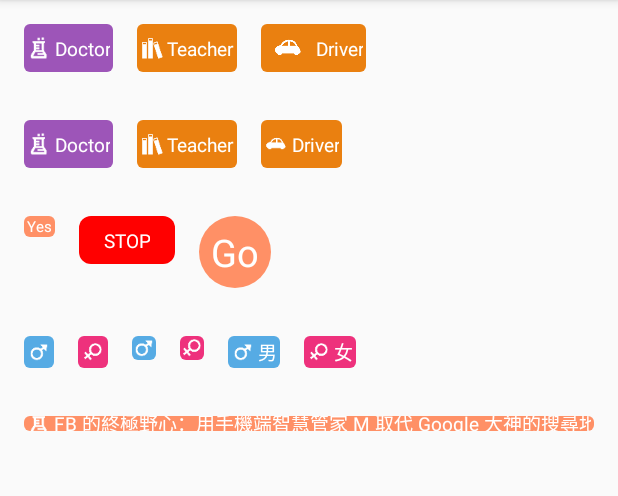
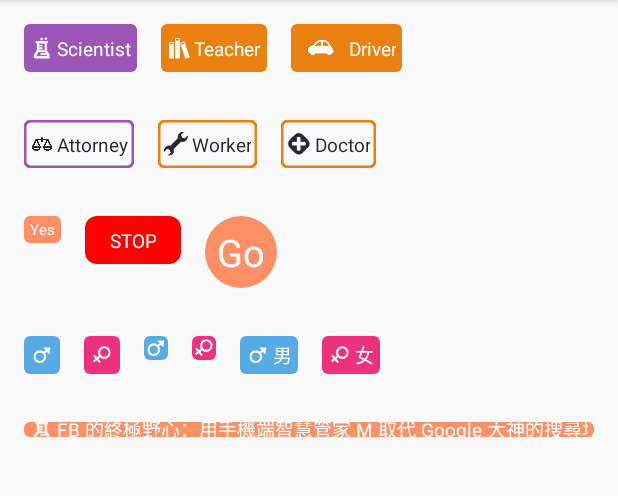
Before and after one commit to Jude95/TAGView, an Android app: the screen it shows after launch (MainActivity), on a phone screen of 412 x 824 dp, the part 84-580 px from its top. Run offline under Robolectric (Android 15) with nearby library versions, the phone set to English and light mode, and no system bars.

Commit message:
增加边框模式

```diff
--- a/demo/build.gradle
+++ b/demo/build.gradle
@@ -1,13 +1,13 @@
 apply plugin: 'com.android.application'
 
 android {
-    compileSdkVersion 22
-    buildToolsVersion "22.0.1"
+    compileSdkVersion 23
+    buildToolsVersion "23.0.1"
 
     defaultConfig {
         applicationId "com.jude.tagview"
         minSdkVersion 9
-        targetSdkVersion 22
+        targetSdkVersion 23
         versionCode 1
         versionName "1.0"
     }
@@ -22,6 +22,6 @@ android {
 dependencies {
     compile fileTree(include: ['*.jar'], dir: 'libs')
     testCompile 'junit:junit:4.12'
-    compile 'com.android.support:appcompat-v7:22.2.1'
+    compile 'com.android.support:appcompat-v7:23.0.1'
     compile project(':tagview')
 }
--- a/demo/src/main/res/layout/activity_main.xml
+++ b/demo/src/main/res/layout/activity_main.xml
@@ -15,7 +15,7 @@
             android:layout_height="32dp"
             app:tag_icon="@drawable/ic_doctor"
             app:tag_color="#9d55b8"
-            app:tag_text="Doctor"
+            app:tag_text="Scientist"
             app:tag_radius="4dp"/>
         <com.jude.tagview.TAGView
             android:id="@+id/t2"
@@ -46,25 +46,32 @@
         <com.jude.tagview.TAGView
             android:layout_width="wrap_content"
             android:layout_height="32dp"
-            app:tag_icon="@drawable/ic_doctor"
+            app:tag_icon="@drawable/ic_law"
             app:tag_color="#9d55b8"
-            app:tag_text="Doctor"
+            app:tag_text_color="#272636"
+            app:tag_text="Attorney"
+            app:tag_radius="4dp"
+            app:tag_stroke_width="2dp"/>
+        <com.jude.tagview.TAGView
+            android:layout_marginLeft="16dp"
+            android:layout_width="wrap_content"
+            android:layout_height="32dp"
+            app:tag_icon="@drawable/ic_factory"
+            app:tag_color="#ea8010"
+            app:tag_text_color="#272636"
+            app:tag_text="Worker"
+            app:tag_stroke_width="2dp"
             app:tag_radius="4dp"/>
         <com.jude.tagview.TAGView
             android:layout_marginLeft="16dp"
             android:layout_width="wrap_content"
             android:layout_height="32dp"
-            app:tag_icon="@drawable/ic_teacher"
+            app:tag_icon="@drawable/ic_hospital"
+            app:tag_text_color="#272636"
+
+            app:tag_stroke_width="2dp"
             app:tag_color="#ea8010"
-            app:tag_text="Teacher"
-            app:tag_radius="4dp"/>
-        <com.jude.tagview.TAGView
-            android:layout_marginLeft="16dp"
-            android:layout_width="wrap_content"
-            android:layout_height="32dp"
-            app:tag_icon="@drawable/ic_driver"
-            app:tag_color="#ea8010"
-            app:tag_text="Driver"
+            app:tag_text="Doctor"
             app:tag_radius="4dp"/>
     </LinearLayout>
     <LinearLayout
--- a/tagview/build.gradle
+++ b/tagview/build.gradle
@@ -1,12 +1,12 @@
 apply plugin: 'com.android.library'
 
 android {
-    compileSdkVersion 22
-    buildToolsVersion "22.0.1"
+    compileSdkVersion 23
+    buildToolsVersion "23.0.1"
 
     defaultConfig {
         minSdkVersion 9
-        targetSdkVersion 22
+        targetSdkVersion 23
         versionCode 1
         versionName "1.0"
     }
@@ -21,7 +21,7 @@ android {
 dependencies {
     compile fileTree(dir: 'libs', include: ['*.jar'])
     testCompile 'junit:junit:4.12'
-    compile 'com.android.support:appcompat-v7:22.2.1'
+    compile 'com.android.support:appcompat-v7:23.0.1'
 }
 
 ext {
@@ -34,7 +34,7 @@ ext {
     siteUrl = 'https://github.com/Jude95/TAGView'
     gitUrl = 'https://github.com/Jude95/TAGView'
 
-    libraryVersion = '2.0.0'//版本号
+    libraryVersion = '2.1.0'//版本号
     libraryName = 'tagview'//项目名字，没什么用
     libraryDescription = 'A tool for Android'//项目描述，没什么用
 
--- a/tagview/src/main/java/com/jude/tagview/TAGView.java
+++ b/tagview/src/main/java/com/jude/tagview/TAGView.java
@@ -7,6 +7,7 @@ import android.graphics.Color;
 import android.graphics.Paint;
 import android.graphics.RectF;
 import android.util.AttributeSet;
+import android.util.Log;
 import android.util.TypedValue;
 import android.view.LayoutInflater;
 import android.view.ViewGroup;
@@ -25,13 +26,14 @@ public class TAGView extends ViewGroup {
     private float radius;
 
     private Paint mPaint;
-
+    private int color;
     private int imageWidth;
     private int dividerWidth;
     private int paddingLeft;
     private int paddingTop;
     private int paddingBottom;
     private int paddingRight;
+    private int strokeWidth;
 
     public TAGView(Context context) {
         this(context,null);
@@ -49,9 +51,6 @@ public class TAGView extends ViewGroup {
     public void init(AttributeSet attrs){
         setWillNotDraw(false);
         mPaint = new Paint();
-        mPaint.setStrokeWidth(16);
-
-
 
         LayoutInflater.from(getContext()).inflate(R.layout.tag_view,this,true);
         mImageView = (ImageView) findViewById(R.id.icon);
@@ -62,23 +61,37 @@ public class TAGView extends ViewGroup {
             setIcon(a.getResourceId(R.styleable.TAGView_tag_icon, 0));
             setText(a.getString(R.styleable.TAGView_tag_text));
             setTextColor(a.getColor(R.styleable.TAGView_tag_text_color, Color.WHITE));
-            mPaint.setColor(a.getColor(R.styleable.TAGView_tag_color, Color.RED));
+            color = a.getColor(R.styleable.TAGView_tag_color, Color.RED);
+            mPaint.setColor(color);
             radius = a.getDimension(R.styleable.TAGView_tag_radius, dip2px(2));
             imageWidth = (int) a.getDimension(R.styleable.TAGView_tag_image_width, dip2px(16));
             dividerWidth = (int) a.getDimension(R.styleable.TAGView_tag_divider, dip2px(2));
             paddingLeft=paddingRight=paddingTop=paddingBottom
                     =(int) a.getDimension(R.styleable.TAGView_tag_padding, dip2px(2));
-            paddingLeft = (int) a.getDimension(R.styleable.TAGView_tag_padding_left, dip2px(2));
-            paddingRight = (int) a.getDimension(R.styleable.TAGView_tag_padding_right, dip2px(2));
-            paddingTop = (int) a.getDimension(R.styleable.TAGView_tag_padding_top, dip2px(0));
-            paddingBottom = (int) a.getDimension(R.styleable.TAGView_tag_padding_bottom, dip2px(0));
+            paddingLeft = (int) a.getDimension(R.styleable.TAGView_tag_padding_left, dip2px(4));
+            paddingRight = (int) a.getDimension(R.styleable.TAGView_tag_padding_right, dip2px(4));
+            paddingTop = (int) a.getDimension(R.styleable.TAGView_tag_padding_top, dip2px(2));
+            paddingBottom = (int) a.getDimension(R.styleable.TAGView_tag_padding_bottom, dip2px(2));
 
+            strokeWidth = (int) a.getDimension(R.styleable.TAGView_tag_stroke_width, dip2px(0));
+            setStrokeWidth(strokeWidth);
 
             int textSize = a.getDimensionPixelSize(R.styleable.TAGView_tag_text_size, (int) TypedValue.applyDimension(
                     TypedValue.COMPLEX_UNIT_SP, 13, getResources().getDisplayMetrics()));
             mTextView.setTextSize(TypedValue.COMPLEX_UNIT_PX,textSize);
         }finally {
             a.recycle();
+        }
+    }
+
+    public void setStrokeWidth(int width){
+        if (strokeWidth != 0){
+            mPaint.setStrokeWidth(width);
+            mPaint.setStyle(Paint.Style.STROKE);
+            mPaint.setStrokeJoin(Paint.Join.ROUND);
+            mPaint.setStrokeCap(Paint.Cap.ROUND);
+        }else{
+            mPaint.setStyle(Paint.Style.FILL);
         }
     }
 
@@ -229,8 +242,8 @@ public class TAGView extends ViewGroup {
             mImageView.layout(
                     centerHorizontal-mImageView.getMeasuredWidth()/2,
                     centerVertical-mImageView.getMeasuredHeight()/2,
-                    centerHorizontal+mImageView.getMeasuredWidth()/2,
-                    centerVertical+mImageView.getMeasuredHeight()/2);
+                    centerHorizontal+mImageView.getMeasuredWidth() / 2,
+                    centerVertical + mImageView.getMeasuredHeight()/2);
 
             mTextView.layout(
                     centerHorizontal-mTextView.getMeasuredWidth()/2,
@@ -241,9 +254,13 @@ public class TAGView extends ViewGroup {
 
     }
 
+
+
+
     @Override
     public void draw(Canvas canvas) {
-        canvas.drawRoundRect(new RectF(0, 0, getWidth(), getHeight()), radius, radius, mPaint);
+        Log.i("TAGView","能否透明"+canvas.isOpaque());
+        canvas.drawRoundRect(new RectF(strokeWidth/2, strokeWidth/2, getWidth()-strokeWidth/2, getHeight()-strokeWidth/2), radius, radius, mPaint);
         super.draw(canvas);
     }
 
--- a/tagview/src/main/res/values/attrs.xml
+++ b/tagview/src/main/res/values/attrs.xml
@@ -5,6 +5,7 @@
         <attr name="tag_text" format="string"/>
         <attr name="tag_text_color" format="color"/>
         <attr name="tag_text_size" format="dimension"/>
+        <attr name="tag_stroke_width" format="dimension"/>
         <attr name="tag_color" format="color"/>
         <attr name="tag_radius" format="dimension"/>
         <attr name="tag_image_width" format="dimension"/>
```
Also changed, not shown: demo/src/main/res/drawable-xxhdpi/ic_factory.png (added), demo/src/main/res/drawable-xxhdpi/ic_hospital.png (added), demo/src/main/res/drawable-xxhdpi/ic_law.png (added), 1 other file.
